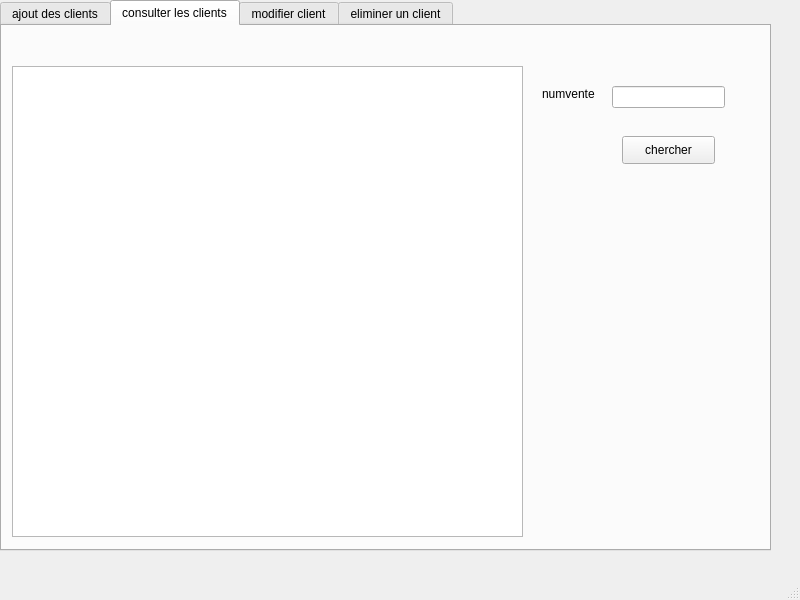
First picture: the form in clientwindow.ui, repository 24-25PCPP2A27/projet2a-2a27-smart-pharmacy, before the edit.
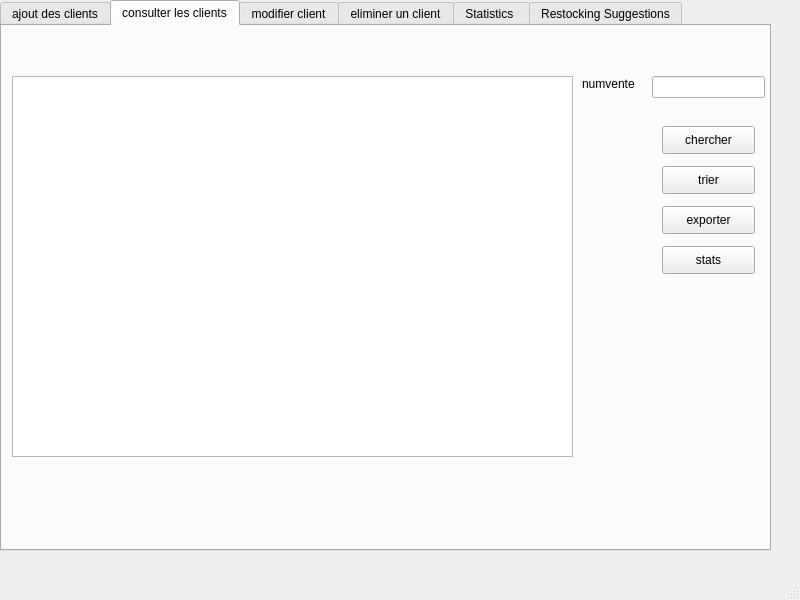
Second picture: the form after the edit. The open tabs and pages were chosen to show the change.

Patch:
```diff
--- a/clientwindow.ui
+++ b/clientwindow.ui
@@ -108,17 +108,17 @@
       <property name="geometry">
        <rect>
         <x>10</x>
-        <y>40</y>
-        <width>511</width>
-        <height>471</height>
+        <y>50</y>
+        <width>561</width>
+        <height>381</height>
        </rect>
       </property>
      </widget>
      <widget class="QLabel" name="label_2">
       <property name="geometry">
        <rect>
-        <x>540</x>
-        <y>60</y>
+        <x>580</x>
+        <y>50</y>
         <width>71</width>
         <height>16</height>
        </rect>
@@ -130,8 +130,8 @@
      <widget class="QLineEdit" name="searchLineEdit">
       <property name="geometry">
        <rect>
-        <x>610</x>
-        <y>60</y>
+        <x>650</x>
+        <y>50</y>
         <width>113</width>
         <height>22</height>
        </rect>
@@ -140,8 +140,8 @@
      <widget class="QPushButton" name="pushButton_on_rechercheButton">
       <property name="geometry">
        <rect>
-        <x>620</x>
-        <y>110</y>
+        <x>660</x>
+        <y>100</y>
         <width>93</width>
         <height>28</height>
        </rect>
@@ -150,6 +150,45 @@
        <string>chercher</string>
       </property>
      </widget>
+     <widget class="QPushButton" name="trierButton">
+      <property name="geometry">
+       <rect>
+        <x>660</x>
+        <y>140</y>
+        <width>93</width>
+        <height>28</height>
+       </rect>
+      </property>
+      <property name="text">
+       <string>trier</string>
+      </property>
+     </widget>
+     <widget class="QPushButton" name="exportButton">
+      <property name="geometry">
+       <rect>
+        <x>660</x>
+        <y>180</y>
+        <width>93</width>
+        <height>28</height>
+       </rect>
+      </property>
+      <property name="text">
+       <string>exporter</string>
+      </property>
+     </widget>
+     <widget class="QPushButton" name="statsButton">
+      <property name="geometry">
+       <rect>
+        <x>660</x>
+        <y>220</y>
+        <width>93</width>
+        <height>28</height>
+       </rect>
+      </property>
+      <property name="text">
+       <string>stats</string>
+      </property>
+     </widget>
     </widget>
     <widget class="QWidget" name="tab_3">
      <attribute name="title">
@@ -274,6 +313,68 @@
       </property>
      </widget>
     </widget>
+    <widget class="QWidget" name="tab_statistics">
+     <attribute name="title">
+      <string>Statistics </string>
+     </attribute>
+     <widget class="QFrame" name="frame_chart">
+      <property name="geometry">
+       <rect>
+        <x>10</x>
+        <y>20</y>
+        <width>581</width>
+        <height>171</height>
+       </rect>
+      </property>
+      <property name="frameShape">
+       <enum>QFrame::StyledPanel</enum>
+      </property>
+      <property name="frameShadow">
+       <enum>QFrame::Raised</enum>
+      </property>
+     </widget>
+    </widget>
+    <widget class="QWidget" name="tab_5">
+     <attribute name="title">
+      <string>Restocking Suggestions</string>
+     </attribute>
+     <widget class="QTableWidget" name="restockTableWidget">
+      <property name="geometry">
+       <rect>
+        <x>10</x>
+        <y>170</y>
+        <width>591</width>
+        <height>351</height>
+       </rect>
+      </property>
+     </widget>
+     <widget class="QPushButton" name="generateReportButton">
+      <property name="geometry">
+       <rect>
+        <x>640</x>
+        <y>210</y>
+        <width>101</width>
+        <height>28</height>
+       </rect>
+      </property>
+      <property name="text">
+       <string>generate report</string>
+      </property>
+     </widget>
+     <widget class="QLabel" name="label_5">
+      <property name="geometry">
+       <rect>
+        <x>240</x>
+        <y>30</y>
+        <width>181</width>
+        <height>61</height>
+       </rect>
+      </property>
+      <property name="text">
+       <string>TextLabel</string>
+      </property>
+     </widget>
+    </widget>
    </widget>
   </widget>
   <widget class="QMenuBar" name="menubar">
```
Left out of the diff: 8 changed lines with no effect on the pictures.
